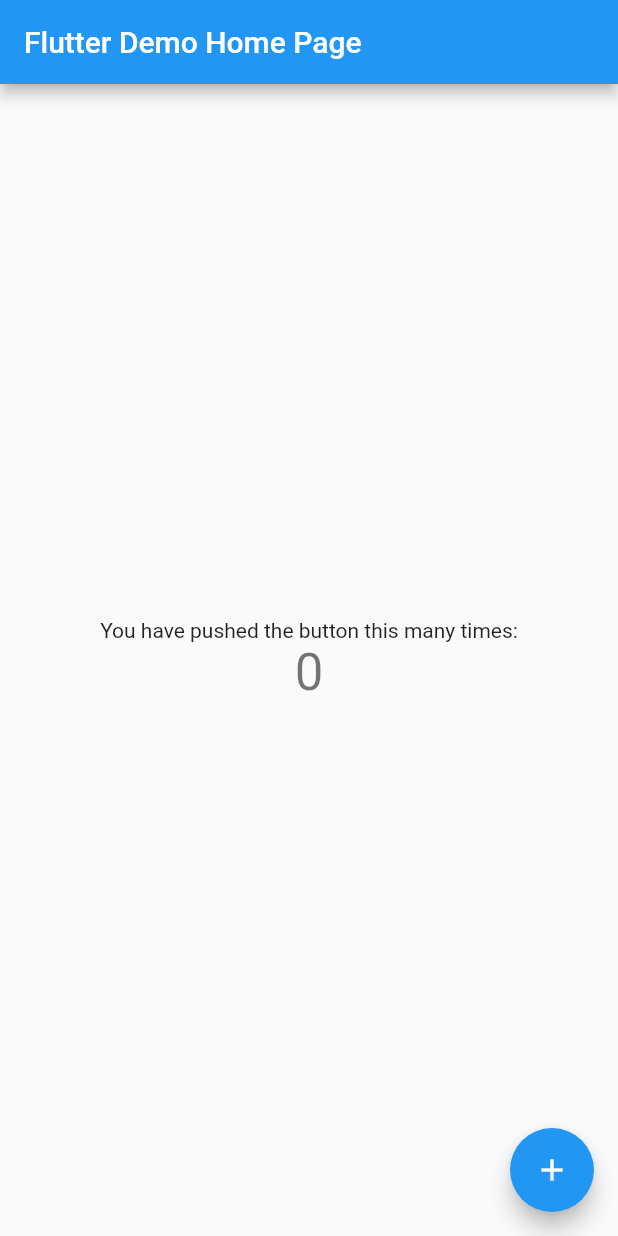
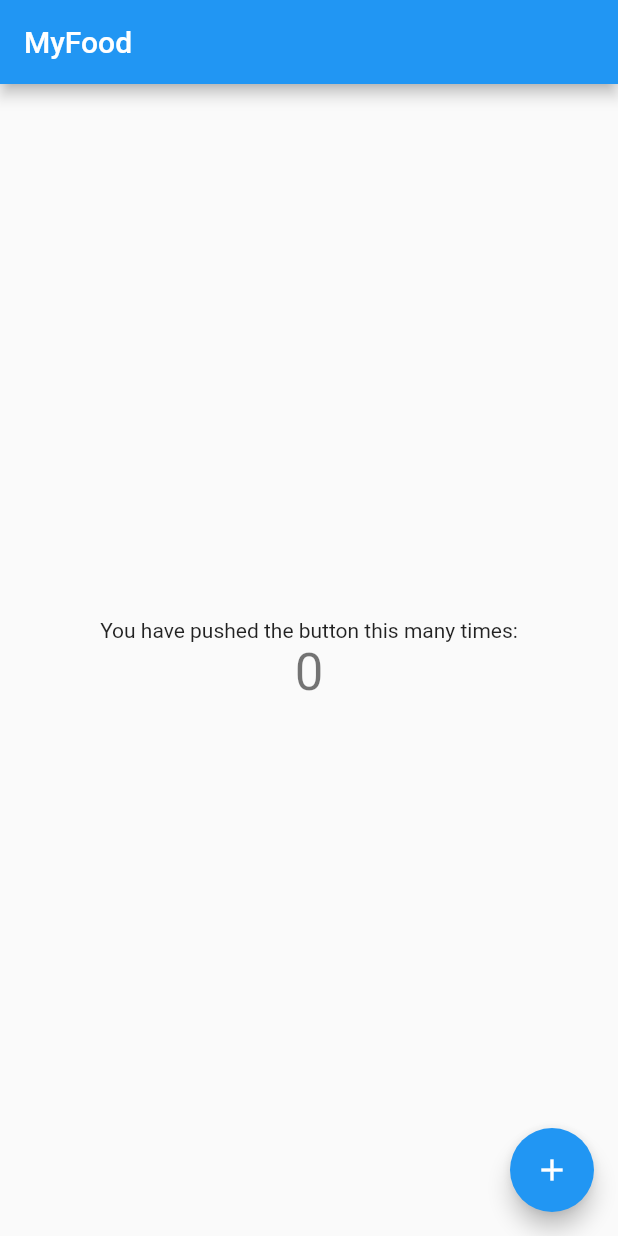
Before and after one commit to winkhanh/My_Food_Fall_2020, a Flutter app: the screen it shows after launch, on a phone screen of 412 x 824 dp. Run offline on Flutter 3.47's test engine with Material 2 defaults, Android fonts, the phone set to English and light mode, and no system bars.

Commit message:
Changed title bar to MyFood

```diff
--- a/MyFood/lib/main.dart
+++ b/MyFood/lib/main.dart
@@ -14,7 +14,7 @@ class MyApp extends StatelessWidget {
         primarySwatch: Colors.blue,
         visualDensity: VisualDensity.adaptivePlatformDensity,
       ),
-      home: MyHomePage(title: 'Flutter Demo Home Page'),
+      home: MyHomePage(title: 'MyFood'),
     );
   }
 }
```
